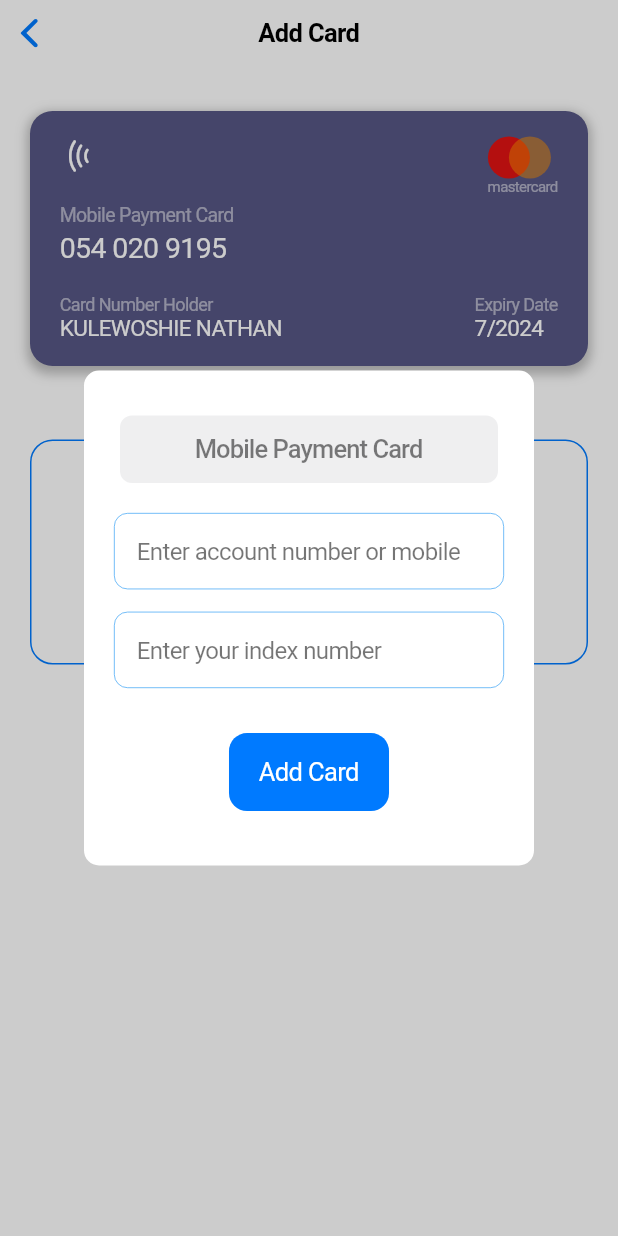
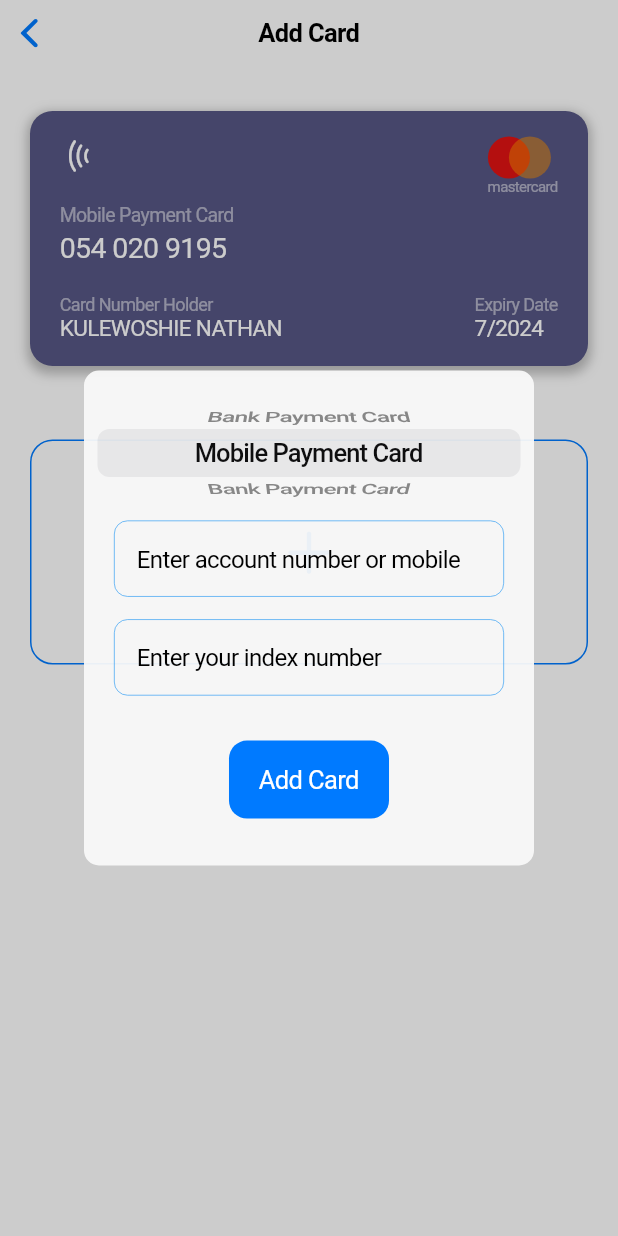
Before and after one commit to NathanNunana/src-financial-app, a Flutter app: the AddCard screen opened by its route, after a tap on an icon or button, on a phone screen of 412 x 824 dp. Run offline on Flutter 3.47's test engine with Material 2 defaults, Android fonts, the phone set to English and light mode, and no system bars; our stand-ins replace firebase_auth, firebase_core, webview_flutter; accounts and stored records are empty.

Commit message:
fix modal to adapt to the app theme

```diff
--- a/lib/screens/addcard.dart
+++ b/lib/screens/addcard.dart
@@ -48,13 +48,14 @@
   _showDialog() {
     showCupertinoDialog(
         context: context,
+        barrierDismissible: true,
         builder: (context) {
           return Container(
             alignment: Alignment.center,
             child: Container(
                 decoration: BoxDecoration(
                   borderRadius: BorderRadius.circular(10),
-                  color: Colors.white,
+                  color: CupertinoTheme.of(context).barBackgroundColor,
                 ),
                 width: 300,
                 height: 330,
@@ -75,10 +76,12 @@
                       height: 10,
                     ),
                     Container(
-                      margin: EdgeInsets.symmetric(horizontal: 10),
-                      padding: EdgeInsets.all(5),
+                      // margin: EdgeInsets.symmetric(horizontal: 10),
+                      // padding: EdgeInsets.all(5),
+                      height: 60,
                       child: CupertinoPicker(
-                          itemExtent: 45.0,
+                          itemExtent: 32.0,
+                          looping: true,
                           onSelectedItemChanged: (int index) {
                             method =
                                 context.read<CardProvider>().cardTypes[index];
@@ -91,7 +94,6 @@
                                           .read<CardProvider>()
                                           .cardTypes[index],
                                       style: TextStyle(
-                                          color: Colors.black54,
                                           fontWeight: FontWeight.w500,
                                           fontSize: 17),
                                     ),
@@ -111,8 +113,7 @@
                           keyboardType: TextInputType.text,
                           padding: EdgeInsets.all(15),
                           placeholder: "Enter account number or mobile number",
-                          placeholderStyle:
-                              TextStyle(fontSize: 16, color: Colors.black54),
+                          placeholderStyle: TextStyle(fontSize: 16),
                           decoration: BoxDecoration(
                               border:
                                   Border.all(width: 0.42, color: Colors.blue),
@@ -132,8 +133,7 @@
                           keyboardType: TextInputType.text,
                           padding: EdgeInsets.all(15),
                           placeholder: "Enter your index number",
-                          placeholderStyle:
-                              TextStyle(fontSize: 16, color: Colors.black54),
+                          placeholderStyle: TextStyle(fontSize: 16),
                           decoration: BoxDecoration(
                               border:
                                   Border.all(width: 0.42, color: Colors.blue),
```
